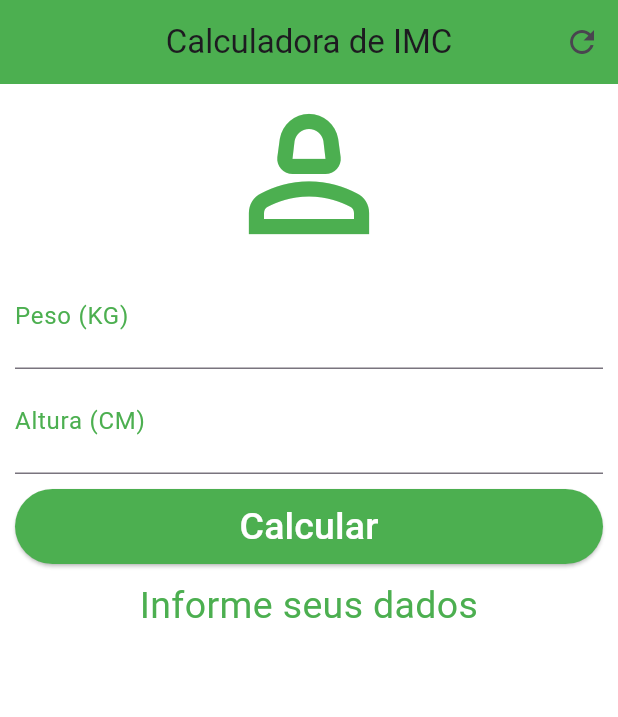
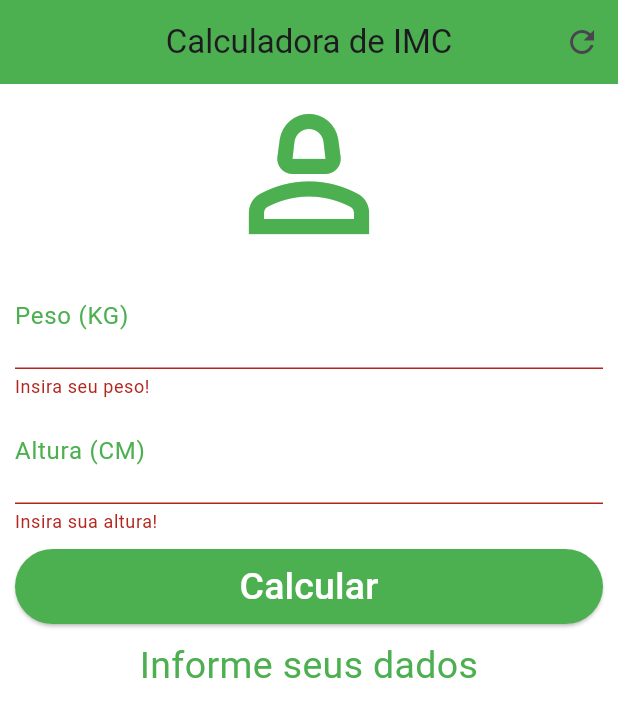
Before and after one commit to GabrielRCFonseca/Caluladora-IMC, a Flutter app: the screen it shows after launch, after a tap on "Calcular", on a phone screen of 412 x 824 dp. Shown: the top 717 px of the screen. Run offline on Flutter 3.47's test engine with Material 3 defaults, Android fonts, the phone set to English and light mode, and no system bars.

Commit message:
App Finalizado

```diff
--- a/lib/main.dart
+++ b/lib/main.dart
@@ -23,10 +23,11 @@ class _HomeState extends State<Home> {
   String _infoText = "Informe seus dados";
 
   void _resetFields(){
-    setState(() {
     weigthController.text = "";
     heightController.text = "";
+    setState(() {
       _infoText = "Informe seus dados!";
+      _formKey = GlobalKey<FormState>();
     });
   }
 
@@ -70,12 +71,14 @@ class _HomeState extends State<Home> {
       backgroundColor: Colors.white,
       body: SingleChildScrollView(
         padding: const EdgeInsets.fromLTRB(10, 0, 10, 0),
+        child: Form(
+          key: _formKey,
           child: Column(
             crossAxisAlignment: CrossAxisAlignment.stretch,
             children: [
               const Icon(Icons.person_2_outlined,
                   size: 120.0, color: Colors.green),
-            TextField(
+              TextFormField(
                 keyboardType: TextInputType.number,
                 decoration: const InputDecoration(
                   labelText: "Peso (KG)",
@@ -84,8 +87,13 @@ class _HomeState extends State<Home> {
                 textAlign: TextAlign.center,
                 style: const TextStyle(color: Colors.green, fontSize: 25),
                 controller: weigthController,
+                validator: (value) {
+                  if(value!.isEmpty){
+                    return "Insira seu peso!";
+                  }
+                },
               ),
-            TextField(
+              TextFormField(
                 keyboardType: TextInputType.number,
                 decoration: const InputDecoration(
                   labelText: "Altura (CM)",
@@ -94,13 +102,22 @@ class _HomeState extends State<Home> {
                 textAlign: TextAlign.center,
                 style: const TextStyle(color: Colors.green, fontSize: 25),
                 controller: heightController,
+                validator: (value) {
+                  if(value!.isEmpty){
+                    return "Insira sua altura!";
+                  }
+                },
               ),
               Padding(
                 padding: const EdgeInsets.only(top: 10.0, bottom: 10.0),
                 child: SizedBox(
                   height: 50,
                   child: ElevatedButton(
-                  onPressed: _calculate,
+                    onPressed: (){
+                      if(_formKey.currentState!.validate()){
+                        _calculate();
+                      }
+                    },
                     style: ElevatedButton.styleFrom(
                       backgroundColor: Colors.green,
                     ),
@@ -119,6 +136,7 @@ class _HomeState extends State<Home> {
             ],
           ),
         ),
+      ),
     );
   }
 }
```
Lines whose indentation alone changed are shown as unchanged.
